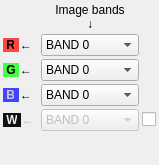
orfeotoolbox/OTB, file Code/Common/Gui/mvdColorSetupWidget.ui: the form before one commit.
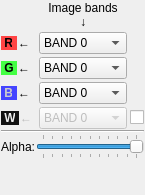
The form after the commit.

Commit message: ENH: Added alpha slider into color-setup widget.

```diff
--- a/Code/Common/Gui/mvdColorSetupWidget.ui
+++ b/Code/Common/Gui/mvdColorSetupWidget.ui
@@ -6,8 +6,8 @@
    <rect>
     <x>0</x>
     <y>0</y>
-    <width>159</width>
-    <height>165</height>
+    <width>145</width>
+    <height>195</height>
    </rect>
   </property>
   <property name="sizePolicy">
@@ -24,12 +24,28 @@
   </property>
   <layout class="QGridLayout" name="gridLayout_2">
    <property name="margin">
-    <number>3</number>
+    <number>1</number>
    </property>
    <property name="spacing">
-    <number>2</number>
+    <number>1</number>
    </property>
-   <item row="0" column="1">
+   <item row="3" column="0">
+    <spacer name="verticalSpacer">
+     <property name="orientation">
+      <enum>Qt::Vertical</enum>
+     </property>
+     <property name="sizeType">
+      <enum>QSizePolicy::Expanding</enum>
+     </property>
+     <property name="sizeHint" stdset="0">
+      <size>
+       <width>20</width>
+       <height>0</height>
+      </size>
+     </property>
+    </spacer>
+   </item>
+   <item row="0" column="0">
     <layout class="QGridLayout" name="gridLayout">
      <property name="spacing">
       <number>3</number>
@@ -330,21 +346,45 @@
      </item>
     </layout>
    </item>
-   <item row="1" column="1">
-    <spacer name="verticalSpacer">
+   <item row="2" column="0">
+    <layout class="QHBoxLayout" name="horizontalLayout">
+     <item>
+      <widget class="QLabel" name="alphaLabel">
+       <property name="text">
+        <string>Alpha:</string>
+       </property>
+      </widget>
+     </item>
+     <item>
+      <widget class="QSlider" name="alphaSlider">
+       <property name="maximum">
+        <number>10000</number>
+       </property>
+       <property name="pageStep">
+        <number>500</number>
+       </property>
+       <property name="value">
+        <number>10000</number>
+       </property>
+       <property name="orientation">
+        <enum>Qt::Horizontal</enum>
+       </property>
+       <property name="tickPosition">
+        <enum>QSlider::TicksBothSides</enum>
+       </property>
+       <property name="tickInterval">
+        <number>1000</number>
+       </property>
+      </widget>
+     </item>
+    </layout>
+   </item>
+   <item row="1" column="0">
+    <widget class="Line" name="line">
      <property name="orientation">
-      <enum>Qt::Vertical</enum>
+      <enum>Qt::Horizontal</enum>
      </property>
-     <property name="sizeType">
-      <enum>QSizePolicy::Expanding</enum>
-     </property>
-     <property name="sizeHint" stdset="0">
-      <size>
-       <width>20</width>
-       <height>0</height>
-      </size>
-     </property>
-    </spacer>
+    </widget>
    </item>
   </layout>
  </widget>
```
The commit also changes 7 other files.
